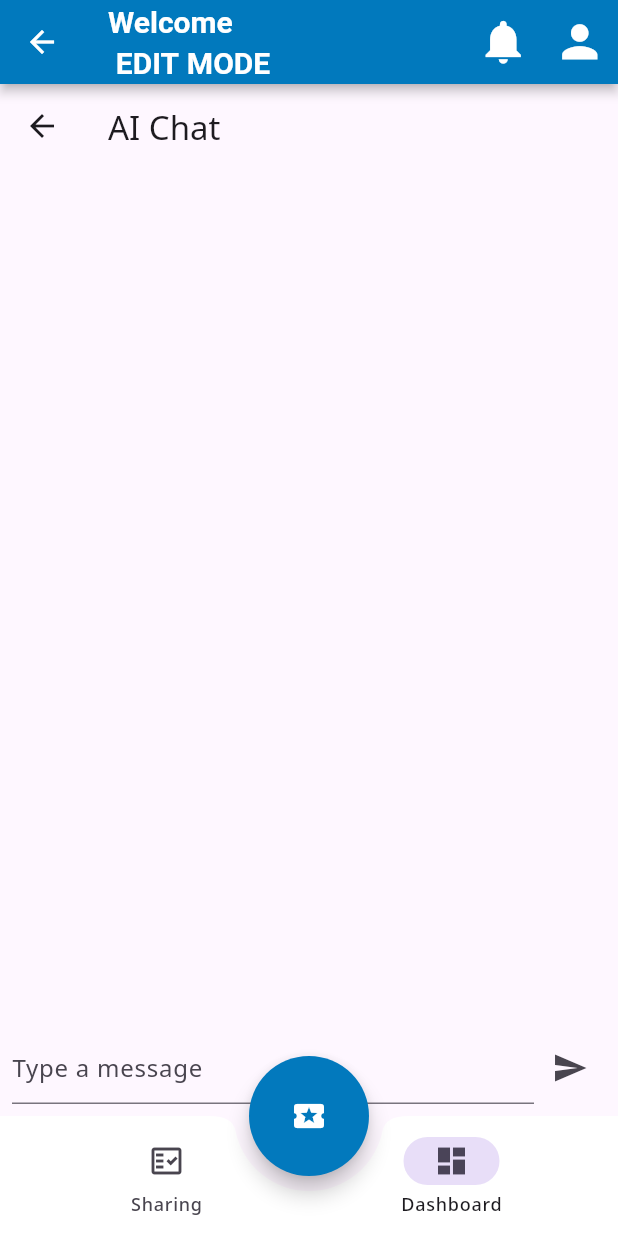
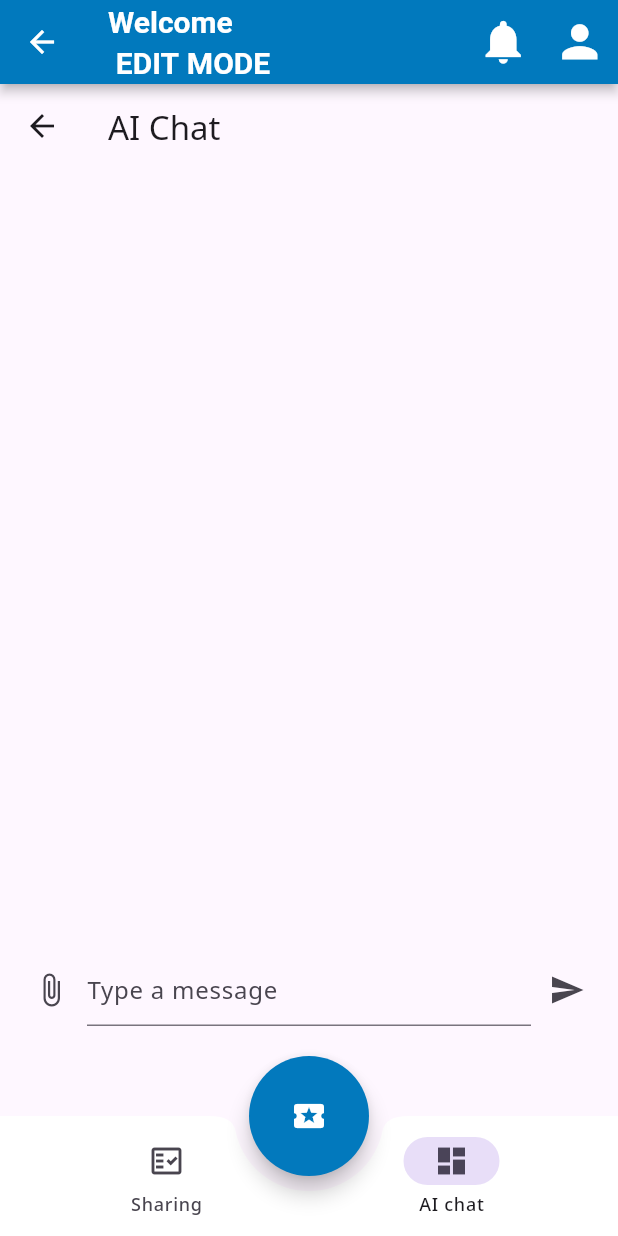
Before and after one commit to bryanho0470/humanresoucemanagement, a Flutter app: the LandingPage screen opened by its route, item 2 of the bottom bar chosen, on a phone screen of 412 x 824 dp. Run offline on Flutter 3.47's test engine with Material 3 defaults, Android fonts, the light colour scheme and no system bars; our stand-ins replace cloud_firestore, file_picker, firebase_auth, firebase_core, flutter_dotenv, flutter_secure_storage and 2 more; accounts and stored records are empty; network calls fail.

Commit message:
Update versions
update

```diff
--- a/lib/pages/ai_chat_page.dart
+++ b/lib/pages/documents_ai_page.dart
@@ -1,12 +1,15 @@
 import 'package:flutter/material.dart';
 import 'package:humanresoucemanagement/models/chat_model.dart';
+import 'package:file_picker/file_picker.dart';
 
-class AiChatPage extends StatefulWidget {
+class DocumentsAiPage extends StatefulWidget {
+  const DocumentsAiPage({super.key});
+
   @override
-  _AiChatPageState createState() => _AiChatPageState();
+  _DocumentsAiPageState createState() => _DocumentsAiPageState();
 }
 
-class _AiChatPageState extends State<AiChatPage> {
+class _DocumentsAiPageState extends State<DocumentsAiPage> {
   final TextEditingController _controller = TextEditingController();
   final List<String> _messages = [];
   final ChatService _chatService = ChatService();
@@ -24,10 +27,20 @@ class _AiChatPageState extends State<AiChatPage> {
     });
   }
 
+  void _pickFile() async {
+    FilePickerResult? result = await FilePicker.platform.pickFiles();
+    if (result != null && result.files.isNotEmpty) {
+      final file = result.files.first;
+      setState(() {
+        _messages.add('User: File selected: ${file.name}');
+      });
+    }
+  }
+
   @override
   Widget build(BuildContext context) {
     return Scaffold(
-      appBar: AppBar(title: Text('AI Chat')),
+      appBar: AppBar(title: const Text('AI Chat')),
       body: Column(
         children: [
           Expanded(
@@ -41,21 +54,29 @@ class _AiChatPageState extends State<AiChatPage> {
             ),
           ),
           Padding(
-            padding: const EdgeInsets.all(8.0),
+            padding: const EdgeInsets.all(10.0),
             child: Row(
               children: [
+                IconButton(
+                  onPressed: _pickFile,
+                  icon: const Icon(Icons.attach_file),
+                ),
                 Expanded(
                   child: TextField(
                     controller: _controller,
-                    decoration: InputDecoration(hintText: 'Type a message'),
+                    decoration:
+                        const InputDecoration(hintText: 'Type a message'),
                   ),
                 ),
                 IconButton(
-                  icon: Icon(Icons.send),
+                  icon: const Icon(Icons.send),
                   onPressed: _sendMessage,
                 ),
               ],
             ),
+          ),
+          const SizedBox(
+            height: 50,
           ),
         ],
       ),
--- a/lib/pages/landing_page.dart
+++ b/lib/pages/landing_page.dart
@@ -4,7 +4,7 @@ import 'package:flutter/material.dart';
 import 'package:flutter/services.dart';
 import 'package:humanresoucemanagement/global/common/fluttertoast.dart';
 import 'package:humanresoucemanagement/global/common/hero_dialog_route.dart';
-import 'package:humanresoucemanagement/pages/ai_chat_page.dart';
+import 'package:humanresoucemanagement/pages/documents_ai_page.dart';
 import 'package:humanresoucemanagement/pages/dashboard_page.dart';
 import 'package:humanresoucemanagement/pages/notification_summary.dart';
 import 'package:humanresoucemanagement/pages/sharing_page.dart';
@@ -36,7 +36,7 @@ class _LandingScreenState extends State<LandingPage> {
   final List<Widget> pageList = <Widget>[
     const SharingPage(),
     // const DashboardPage(),
-    AiChatPage(),
+    const DocumentsAiPage(),
   ];
 
   void _exitAppDialog() {
@@ -164,7 +164,7 @@ class _LandingScreenState extends State<LandingPage> {
                       icon: Icon(
                         Icons.dashboard_outlined,
                       ),
-                      label: "Dashboard",
+                      label: "AI chat",
                       selectedIcon: Icon(
                         Icons.dashboard,
                       ),
--- a/pubspec.yaml
+++ b/pubspec.yaml
@@ -39,12 +39,13 @@ dependencies:
   google_sign_in: ^6.2.1
   google_sign_in_web: ^0.12.3
   flutter_secure_storage: ^9.0.0
-  firebase_core: ^3.4.1
-  firebase_auth: ^5.2.1
+  firebase_core: ^3.13.0
+  firebase_auth: ^5.5.3
   cloud_firestore: ^5.4.1
   google_fonts: ^6.2.1
   http: ^1.2.2
   flutter_dotenv: ^5.2.1
+  file_picker: ^6.1.1
 
 dev_dependencies:
   flutter_test:
```
Also changed, not shown: pubspec.lock, 3 other files.
